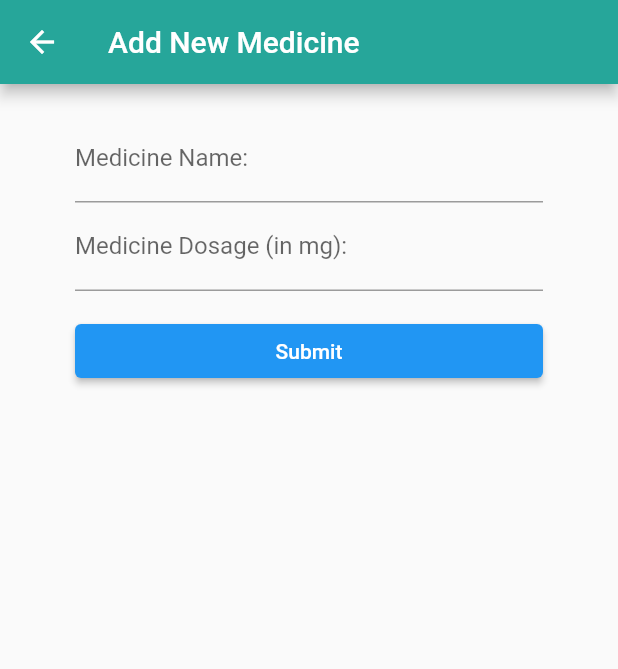
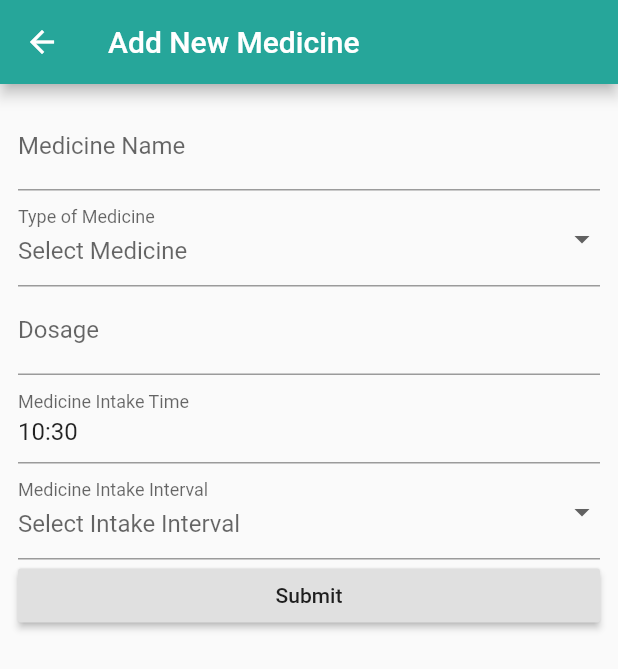
Before and after one commit to walkersss/cu-cancer3, a Flutter app: the AddMedication screen opened by its route, on a phone screen of 412 x 824 dp. Shown: the top 669 px of the screen. Run offline on Flutter 3.47's test engine with Material 2 defaults, Android fonts, the phone set to English and light mode, and no system bars; drawn by our look-alikes of flutter_form_builder; our stand-ins replace cloud_firestore, datetime_picker_formfield, firebase_auth, flutter_spinkit, percent_indicator, table_calendar; accounts and stored records are empty.

```diff
--- a/lib/main.dart
+++ b/lib/main.dart
@@ -11,6 +11,7 @@ import 'package:cu_cancer/pages/log_report.dart';
 import 'package:cu_cancer/pages/pain/painAdd.dart';
 import 'package:cu_cancer/pages/medication/addmedication.dart';
 import 'package:cu_cancer/pages/medication/viewmedication.dart';
+import 'package:cu_cancer/pages/appointment/appointment.dart';
 //import 'package:flutter_local_notifications/flutter_local_notifications.dart';
 //import 'package:flutter_local_notifications_extended/flutter_local_notifications_extended.dart';
 import 'package:provider/provider.dart';
@@ -40,6 +41,7 @@ class MyApp extends StatelessWidget {
           '/painAdd': (context) => PainAdd(),
           '/addmedication': (context) => AddMedication(),
           '/viewmedication': (context) => ViewMedication(),
+          '/appointment': (context) => ViewAppointment(),
         },
         localizationsDelegates: [
           FormBuilderLocalizations.delegate,
--- a/lib/models/medicine.dart
+++ b/lib/models/medicine.dart
@@ -1,5 +1,20 @@
 class Medicine {
   final String medicineName;
+  final String medicineType;
+  final int dosage;
+  final DateTime time;
+  final String interval;
 
-  Medicine({this.medicineName});
+  Medicine(
+      {this.medicineName,
+      this.medicineType,
+      this.dosage,
+      this.time,
+      this.interval});
+
+//  factory Medicine.fromJson(Map<dynamic, dynamic> json) => _MedicineFromJson(json);
+
+  // Map<String, dynamic> toJson() => _MedicineToJson(this);
+  @override
+  String toString() => "Medicine<$medicineName>";
 }
--- /dev/null
+++ b/lib/pages/appointment/appointment.dart
@@ -0,0 +1,41 @@
+import 'appointmentHome.dart';
+import 'package:table_calendar/table_calendar.dart';
+import 'package:flutter/material.dart';
+
+class ViewAppointment extends StatefulWidget {
+  @override
+  _ViewAppointmentState createState() => _ViewAppointmentState();
+}
+
+class _ViewAppointmentState extends State<ViewAppointment> {
+  CalendarController _calendarController;
+  @override
+  void initState() {
+    super.initState();
+    _calendarController = CalendarController();
+  }
+
+  @override
+  Widget build(BuildContext context) {
+    return Scaffold(
+      appBar: AppBar(
+        backgroundColor: Colors.teal[400],
+        title: Text('Add New Appointment'),
+      ),
+      body: SingleChildScrollView(
+        child: Column(
+          crossAxisAlignment: CrossAxisAlignment.start,
+          children: <Widget>[
+            TableCalendar(
+                calendarController: _calendarController,
+                headerStyle: HeaderStyle(formatButtonShowsNext: false),
+                builders: CalendarBuilders(
+                  selectedDayBuilder: (context, date, events) =>
+                      Text(date.day.toString()),
+                ))
+          ],
+        ),
+      ),
+    );
+  }
+}
--- a/lib/pages/appointment/appointmentHome.dart
+++ b/lib/pages/appointment/appointmentHome.dart
@@ -29,7 +29,7 @@ class Appointment extends StatelessWidget {
                           children: <Widget>[
                             OutlinedButton.icon(
                               onPressed: () {
-                                print('pressed');
+                                Navigator.pushNamed(context, '/appointment');
                               },
                               label: Text(
                                 'View Appointment',
--- a/lib/pages/medication/addmedication.dart
+++ b/lib/pages/medication/addmedication.dart
@@ -1,6 +1,7 @@
 import 'package:flutter/material.dart';
 import 'package:flutter/services.dart';
 import 'package:datetime_picker_formfield/datetime_picker_formfield.dart';
+import 'package:flutter_form_builder/flutter_form_builder.dart';
 
 class AddMedication extends StatefulWidget {
   @override
@@ -9,6 +10,17 @@ class AddMedication extends StatefulWidget {
 
 class _AddMedicationState extends State<AddMedication> {
   final _formkey = GlobalKey<FormState>();
+  var _medicineOptions = [
+    "Pill/Tablets/Capsule",
+    "Tablespoon",
+    "milligram (mg)"
+  ];
+  var _interval = [
+    'Once per Day (24 hours)',
+    'Twice per Day (12 hours)',
+    '3 times per Day (8 hours)',
+    '4 times per Day (6 hours)'
+  ];
   @override
   Widget build(BuildContext context) {
     return Scaffold(
@@ -16,45 +28,82 @@ class _AddMedicationState extends State<AddMedication> {
           backgroundColor: Colors.teal[400],
           title: Text('Add New Medicine'),
         ),
-      body: Container(
-        padding: EdgeInsets.symmetric(vertical: 20.0, horizontal: 50.0),
-        child: Builder(
-            builder: (context) => Form(
+        body: Padding(
+          padding: const EdgeInsets.all(12.0),
+          child: FormBuilder(
             key: _formkey,
-                child: Column(
-                  crossAxisAlignment: CrossAxisAlignment.stretch,
-                  children: [
-                    TextFormField(
-                      decoration: InputDecoration(labelText: 'Medicine Name:'),
+            autovalidateMode: AutovalidateMode.onUserInteraction,
+            child: ListView(
+              children: <Widget>[
+                FormBuilderTextField(
+                  name: 'medicine name',
+                  validator: FormBuilderValidators.compose([
+                    FormBuilderValidators.min(context, 3),
+                  ]),
+                  decoration: InputDecoration(
+                    labelText: 'Medicine Name',
+                    hintText: 'Example: Panadol',
                   ),
-                    TextFormField(
-                      maxLength: 12,
-                      style: TextStyle(
-                        fontSize: 16,
                 ),
+                FormBuilderDropdown(
+                  name: 'type',
                   decoration: InputDecoration(
-                          counterText: '',
-                          labelText: 'Medicine Dosage (in mg):'),
+                    labelText: 'Type of Medicine',
+                  ),
+                  allowClear: true,
+                  hint: Text('Select Medicine'),
+                  validator: FormBuilderValidators.compose(
+                      [FormBuilderValidators.required(context)]),
+                  items: _medicineOptions
+                      .map((type) => DropdownMenuItem(
+                            value: type,
+                            child: Text('$type'),
+                          ))
+                      .toList(),
+                ),
+                FormBuilderTextField(
+                  name: 'dosage',
                   keyboardType: TextInputType.number,
-                      inputFormatters: <TextInputFormatter>[
-                        FilteringTextInputFormatter.digitsOnly
+                  validator: FormBuilderValidators.compose([
+                    FormBuilderValidators.required(context),
+                    FormBuilderValidators.numeric(context),
+                    FormBuilderValidators.maxLength(context, 4)
+                  ]),
+                  decoration: InputDecoration(
+                    labelText: 'Dosage',
+                    hintText: 'Example: 1',
+                  ),
+                ),
+                FormBuilderDateTimePicker(
+                  name: 'time',
+                  inputType: InputType.time,
+                  decoration: InputDecoration(
+                    labelText: 'Medicine Intake Time',
+                  ),
+                  // initialTime: TimeOfDay(hour: 8, minute: 0),
+                  initialValue: DateTime.now(),
+                  // enabled: true,
+                ),
+                FormBuilderDropdown(
+                  name: 'interval',
+                  decoration: InputDecoration(
+                    labelText: 'Medicine Intake Interval',
+                  ),
+                  allowClear: true,
+                  hint: Text('Select Intake Interval'),
+                  validator: FormBuilderValidators.compose(
+                      [FormBuilderValidators.required(context)]),
+                  items: _interval
+                      .map((interval) => DropdownMenuItem(
+                            value: interval,
+                            child: Text('$interval'),
+                          ))
+                      .toList(),
+                ),
+                RaisedButton(child: Text('Submit'), onPressed: () {}),
               ],
             ),
-                    //BasicTimeField(),
-                    Padding(
-                      padding: const EdgeInsets.symmetric(vertical: 16.0),
-                      child: ElevatedButton(
-                        onPressed: () {
-                          //if (_formKey.currentState.validate()) {
-                          // Process data.
-                          //}
-                        },
-                        child: Text('Submit'),
           ),
-                    ),
-                  ],
-                ))),
-      ),
-    );
+        ));
   }
 }
```
Lines whose indentation alone changed are shown as unchanged.
